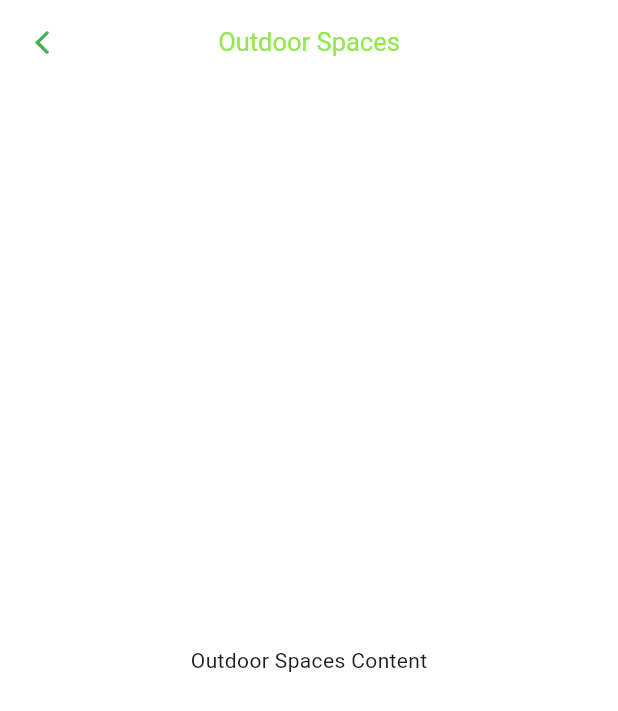
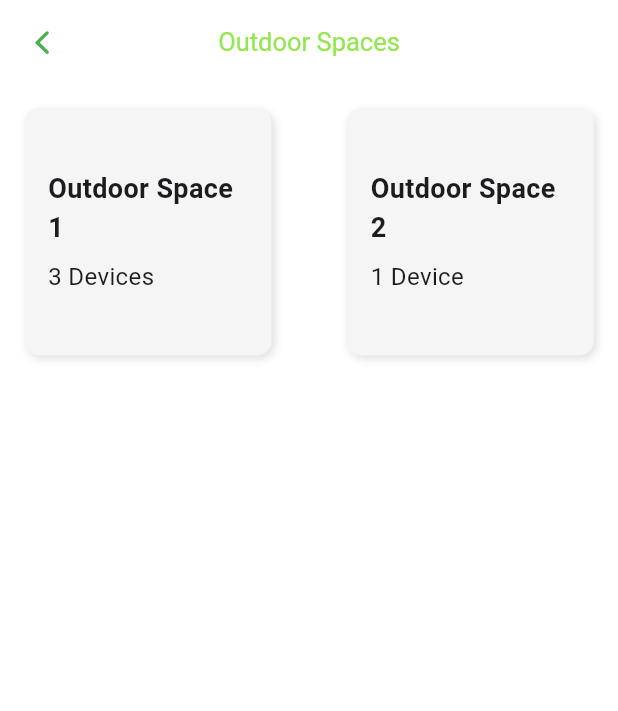
Before and after one commit to ozcann159/farmer_chatbot, a Flutter app: the OutdoorSpacesScreen screen opened directly, on a phone screen of 412 x 824 dp. Shown: the top 711 px of the screen. Run offline on Flutter 3.47's test engine with Material 3 defaults, Android fonts, the phone set to English and light mode, and no system bars; our stand-ins replace image_picker.

Commit message:
outdoor spaces edit

```diff
--- a/lib/screens/menu_screen.dart
+++ b/lib/screens/menu_screen.dart
@@ -2,6 +2,7 @@ import 'package:farmer_chatbot/screens/%C4%B1ndoorSpacesScreen.dart';
 import 'package:farmer_chatbot/screens/devicesScreen.dart';
 import 'package:farmer_chatbot/screens/outdoorSpacesScreen.dart';
 import 'package:farmer_chatbot/screens/settings_screen.dart';
+import 'package:farmer_chatbot/utils/constants.dart';
 import 'package:flutter/cupertino.dart';
 import 'package:flutter/material.dart';
 
@@ -31,6 +32,7 @@ class _MenuScreenState extends State<MenuScreen> {
       backgroundColor: Colors.white,
       body: _screens[_currentIndex],
       bottomNavigationBar: BottomNavigationBar(
+        backgroundColor: backgroundColor,
         type: BottomNavigationBarType.fixed,
         items: const [
           BottomNavigationBarItem(
--- a/lib/screens/outdoorSpacesScreen.dart
+++ b/lib/screens/outdoorSpacesScreen.dart
@@ -30,8 +30,52 @@ class OutdoorSpacesScreen extends StatelessWidget {
           icon: Icon(CupertinoIcons.back),
         ),
       ),
-      body: const Center(
-        child: Text('Outdoor Spaces Content'),
+      body: Padding(
+        padding: const EdgeInsets.all(16.0), // Genel boşluk için
+        child: Row(
+          mainAxisAlignment: MainAxisAlignment.spaceBetween,
+          children: [
+            _buildOutdoorSpaceContainer('Outdoor Space 1', '3 Devices'),
+            _buildOutdoorSpaceContainer('Outdoor Space 2', '1 Device'),
+          ],
+        ),
+      ),
+    );
+  }
+
+  Widget _buildOutdoorSpaceContainer(String title, String deviceCount) {
+    return SingleChildScrollView(
+      scrollDirection: Axis.horizontal,
+      child: Container(
+        width: 165,
+        height: 165,
+        padding: const EdgeInsets.all(16.0),
+        decoration: BoxDecoration(
+          color: Colors.grey[100],
+          borderRadius: BorderRadius.circular(10),
+          boxShadow: const [
+            BoxShadow(
+              color: Colors.black12,
+              blurRadius: 4,
+              offset: Offset(2, 2),
+            ),
+          ],
+        ),
+        child: Column(
+          mainAxisAlignment: MainAxisAlignment.center,
+          crossAxisAlignment: CrossAxisAlignment.start,
+          children: [
+            Text(
+              title,
+              style: const TextStyle(fontSize: 18, fontWeight: FontWeight.bold),
+            ),
+            const SizedBox(height: 8),
+            Text(
+              deviceCount,
+              style: const TextStyle(fontSize: 16),
+            ),
+          ],
+        ),
       ),
     );
   }
```
